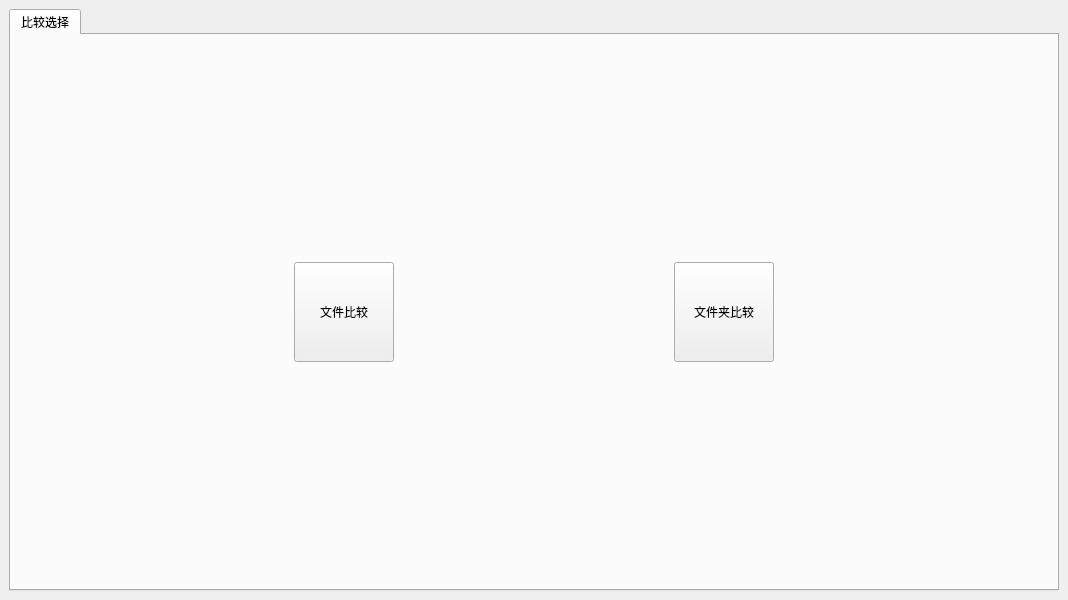
Before: the Qt Designer form mainwindow.ui in SunnyYuer/FileRefSync, drawn with Qt 5.
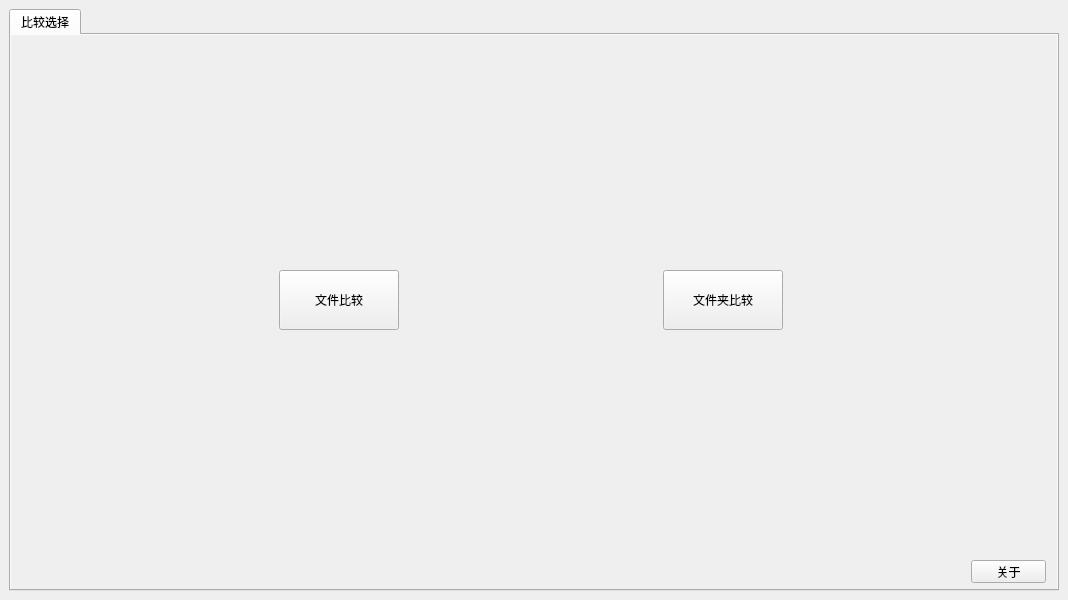
After: the same form once the commit is applied. Icons and pictures are not drawn.

Commit message: 主界面调整

Patch:
```diff
--- a/mainwindow.ui
+++ b/mainwindow.ui
@@ -27,41 +27,97 @@
        <bool>true</bool>
       </property>
       <widget class="QWidget" name="tab">
+       <property name="autoFillBackground">
+        <bool>true</bool>
+       </property>
        <attribute name="title">
         <string>比较选择</string>
        </attribute>
+       <widget class="QPushButton" name="btnabout">
+        <property name="geometry">
+         <rect>
+          <x>960</x>
+          <y>525</y>
+          <width>75</width>
+          <height>23</height>
+         </rect>
+        </property>
+        <property name="text">
+         <string>关于</string>
+        </property>
+       </widget>
+       <widget class="QWidget" name="">
+        <property name="geometry">
+         <rect>
+          <x>10</x>
+          <y>10</y>
+          <width>1021</width>
+          <height>511</height>
+         </rect>
+        </property>
        <layout class="QHBoxLayout" name="horizontalLayout">
         <item>
          <widget class="QPushButton" name="filediffButton">
+           <property name="sizePolicy">
+            <sizepolicy hsizetype="Fixed" vsizetype="Fixed">
+             <horstretch>0</horstretch>
+             <verstretch>0</verstretch>
+            </sizepolicy>
+           </property>
           <property name="maximumSize">
            <size>
-            <width>100</width>
-            <height>100</height>
+             <width>120</width>
+             <height>60</height>
            </size>
           </property>
           <property name="text">
            <string>文件比较</string>
           </property>
+           <property name="icon">
+            <iconset resource="image.qrc">
+             <normaloff>:/pic/image/file.png</normaloff>:/pic/image/file.png</iconset>
+           </property>
+           <property name="iconSize">
+            <size>
+             <width>48</width>
+             <height>48</height>
+            </size>
+           </property>
          </widget>
         </item>
         <item>
          <widget class="QPushButton" name="folderdiffButton">
+           <property name="sizePolicy">
+            <sizepolicy hsizetype="Fixed" vsizetype="Fixed">
+             <horstretch>0</horstretch>
+             <verstretch>0</verstretch>
+            </sizepolicy>
+           </property>
           <property name="maximumSize">
            <size>
-            <width>100</width>
-            <height>100</height>
+             <width>120</width>
+             <height>60</height>
            </size>
           </property>
           <property name="text">
            <string>文件夹比较</string>
           </property>
+           <property name="icon">
+            <iconset resource="image.qrc">
+             <normaloff>:/pic/image/folder.png</normaloff>:/pic/image/folder.png</iconset>
+           </property>
+           <property name="iconSize">
+            <size>
+             <width>48</width>
+             <height>48</height>
+            </size>
+           </property>
          </widget>
         </item>
        </layout>
-       <zorder>folderdiffButton</zorder>
-       <zorder>filediffButton</zorder>
-      </widget>
-     </widget>
+       </widget>
+      </widget>
+     </widget>
     </item>
    </layout>
   </widget>
```
Left out of the diff: 9 changed lines with no effect on the pictures. Lines whose indentation alone changed are shown as unchanged.
